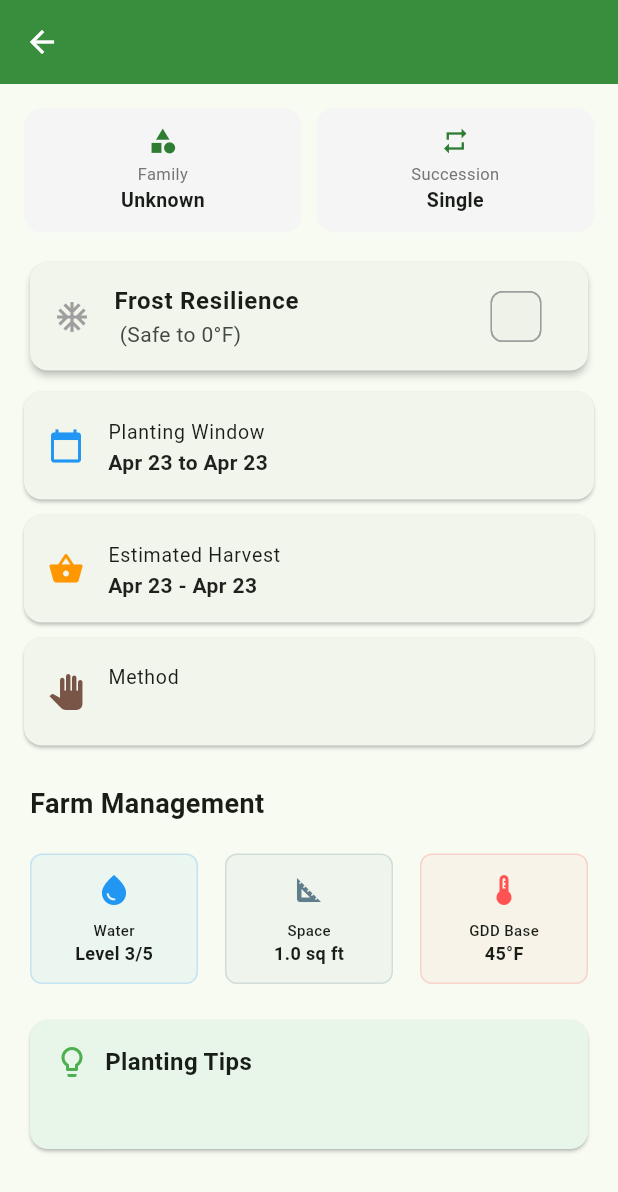
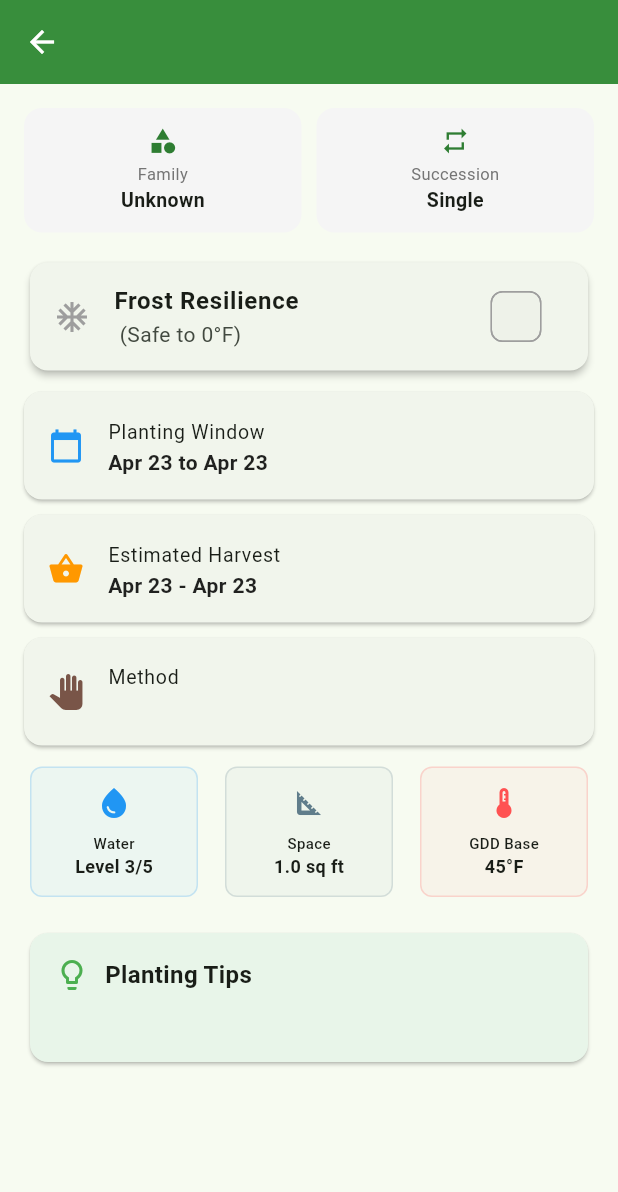
Before and after one commit to brandonifco/refactored_farmhand, a Flutter app: the CropDetailView screen opened directly with empty values, on a phone screen of 412 x 824 dp. Shown: the top 1192 px of the screen. Run offline on Flutter 3.47's test engine with Material 3 defaults, Android fonts, the phone set to English and light mode, and no system bars; our stand-ins replace flutter_riverpod, geocoding, geolocator, hive_ce, hive_ce_flutter, shared_preferences; accounts and stored records are empty; network calls fail.

Commit message:
started removing functions from crop_detail_view.

```diff
--- /dev/null
+++ b/lib/features/crops/components/details/planting_schedule.dart
@@ -0,0 +1,44 @@
+import 'package:flutter/material.dart';
+import '../../models/crop.dart';
+import '../../../../../shared/components/detail_widgets.dart';
+
+class PlantingSchedule extends StatelessWidget {
+  final Crop crop;
+  final String startDate;
+  final String endDate;
+  final String harvestRange;
+
+  const PlantingSchedule({
+    super.key,
+    required this.crop,
+    required this.startDate,
+    required this.endDate,
+    required this.harvestRange,
+  });
+
+  @override
+  Widget build(BuildContext context) {
+    return Column(
+      children: [
+        DetailRow(
+          icon: Icons.calendar_today,
+          color: Colors.blue,
+          title: 'Planting Window',
+          value: '$startDate to $endDate',
+        ),
+        DetailRow(
+          icon: Icons.shopping_basket,
+          color: Colors.orange,
+          title: 'Estimated Harvest',
+          value: harvestRange,
+        ),
+        DetailRow(
+          icon: Icons.pan_tool,
+          color: Colors.brown,
+          title: 'Method',
+          value: crop.method,
+        ),
+      ],
+    );
+  }
+}
--- a/lib/features/crops/views/crop_detail_view.dart
+++ b/lib/features/crops/views/crop_detail_view.dart
@@ -3,6 +3,7 @@ import 'package:intl/intl.dart';
 import '../models/crop.dart';
 import '../../../shared/utils/theme_helper.dart';
 import '../../../shared/components/detail_widgets.dart';
+import '../components/details/planting_schedule.dart';
 
 class CropDetailView extends StatelessWidget {
   final Crop crop;
@@ -76,28 +77,11 @@ class CropDetailView extends StatelessWidget {
             const SizedBox(height: 10),
 
             // 3. Scheduling & Method
-            DetailRow(
-              icon: Icons.calendar_today,
-              color: Colors.blue,
-              title: 'Planting Window',
-              value: '$startDate to $endDate',
-            ),
-            DetailRow(
-              icon: Icons.shopping_basket,
-              color: Colors.orange,
-              title: 'Estimated Harvest',
-              value: harvestRange,
-            ),
-            DetailRow(
-              icon: Icons.pan_tool,
-              color: Colors.brown,
-              title: 'Method',
-              value: crop.method,
-            ),
-
-            const Padding(
-              padding: EdgeInsets.symmetric(vertical: 16.0, horizontal: 4.0),
-              child: Text('Farm Management', style: TextStyle(fontSize: 18, fontWeight: FontWeight.bold)),
+            PlantingSchedule(
+              crop: crop,
+              startDate: startDate,
+              endDate: endDate,
+              harvestRange: harvestRange,
             ),
 
             // 4. Resource & Space Intensity
```
